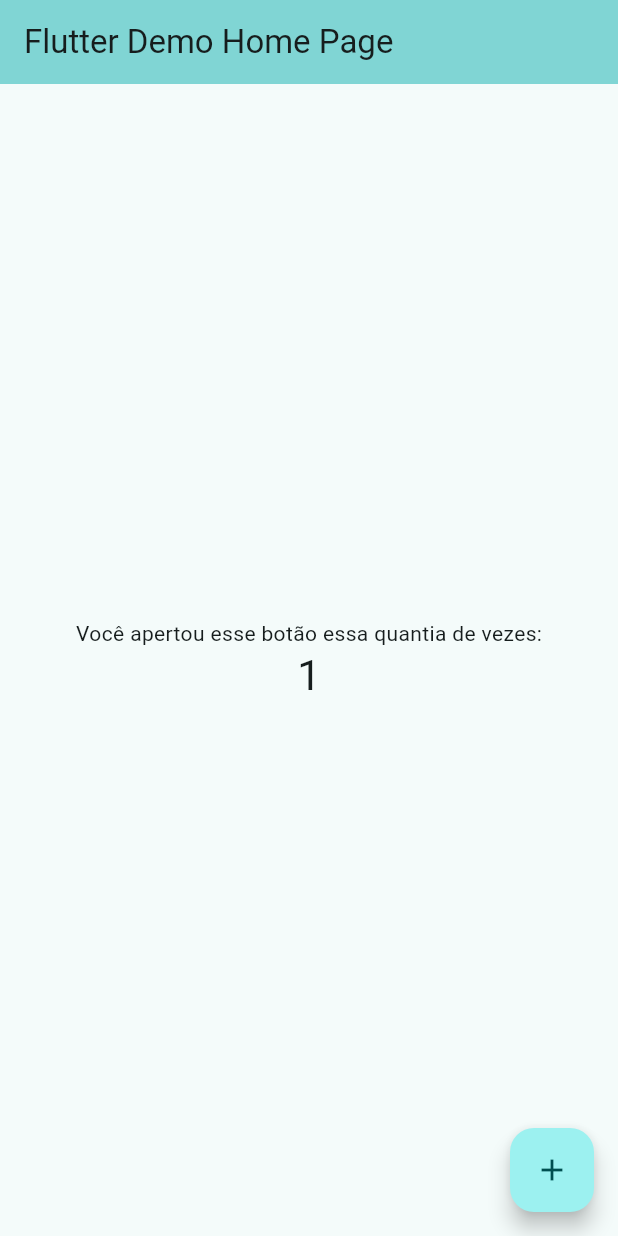
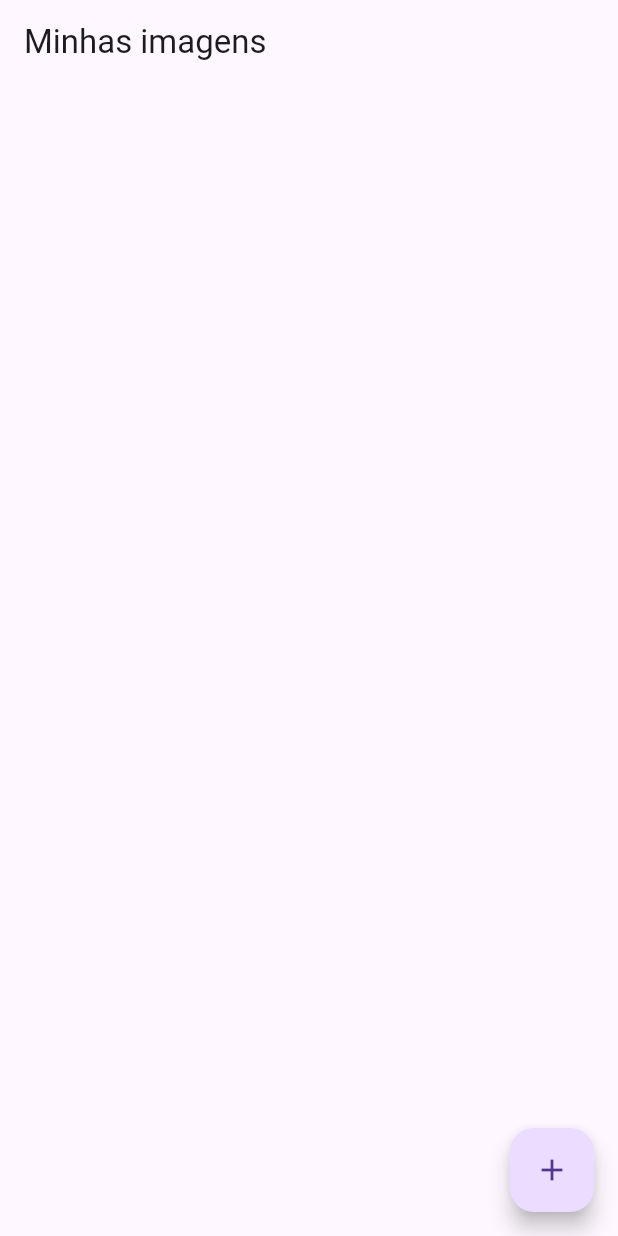
Before and after one commit to LucasKiller/ECM252, a Flutter app: the screen it shows after launch, after a tap on the "add" icon, on a phone screen of 412 x 824 dp. Run offline on Flutter 3.47's test engine with Material 3 defaults, Android fonts, the phone set to English and light mode, and no system bars.

Commit message:
corrigindo a pasta do flutter

```diff
--- a/flutter/exibe_imagens/lib/main.dart
+++ b/flutter/exibe_imagens/lib/main.dart
@@ -1,124 +1,7 @@
 import 'package:flutter/material.dart';
+import 'src/app.dart';
 
 void main() {
-  runApp(const MyApp());
+  var app = App();
+  runApp(app);
 }
-
-class MyApp extends StatelessWidget {
-  const MyApp({super.key});
-
-  // This widget is the root of your application.
-  @override
-  Widget build(BuildContext context) {
-    return MaterialApp(
-      title: 'Flutter Demo',
-      theme: ThemeData(
-        // This is the theme of your application.
-        //
-        // TRY THIS: Try running your application with "flutter run". You'll see
-        // the application has a purple toolbar. Then, without quitting the app,
-        // try changing the seedColor in the colorScheme below to Colors.green
-        // and then invoke "hot reload" (save your changes or press the "hot
-        // reload" button in a Flutter-supported IDE, or press "r" if you used
-        // the command line to start the app).
-        //
-        // Notice that the counter didn't reset back to zero; the application
-        // state is not lost during the reload. To reset the state, use hot
-        // restart instead.
-        //
-        // This works for code too, not just values: Most code changes can be
-        // tested with just a hot reload.
-        colorScheme: ColorScheme.fromSeed(
-          seedColor: const Color.fromARGB(255, 10, 163, 163),
-        ),
-      ),
-      home: const MyHomePage(title: 'Flutter Demo Home Page'),
-    );
-  }
-}
-
-class MyHomePage extends StatefulWidget {
-  const MyHomePage({super.key, required this.title});
-
-  // This widget is the home page of your application. It is stateful, meaning
-  // that it has a State object (defined below) that contains fields that affect
-  // how it looks.
-
-  // This class is the configuration for the state. It holds the values (in this
-  // case the title) provided by the parent (in this case the App widget) and
-  // used by the build method of the State. Fields in a Widget subclass are
-  // always marked "final".
-
-  final String title;
-
-  @override
-  State<MyHomePage> createState() => _MyHomePageState();
-}
-
-class _MyHomePageState extends State<MyHomePage> {
-  int _counter = 0;
-
-  void _incrementCounter() {
-    setState(() {
-      // This call to setState tells the Flutter framework that something has
-      // changed in this State, which causes it to rerun the build method below
-      // so that the display can reflect the updated values. If we changed
-      // _counter without calling setState(), then the build method would not be
-      // called again, and so nothing would appear to happen.
-      _counter++;
-    });
-  }
-
-  @override
-  Widget build(BuildContext context) {
-    // This method is rerun every time setState is called, for instance as done
-    // by the _incrementCounter method above.
-    //
-    // The Flutter framework has been optimized to make rerunning build methods
-    // fast, so that you can just rebuild anything that needs updating rather
-    // than having to individually change instances of widgets.
-    return Scaffold(
-      appBar: AppBar(
-        // TRY THIS: Try changing the color here to a specific color (to
-        // Colors.amber, perhaps?) and trigger a hot reload to see the AppBar
-        // change color while the other colors stay the same.
-        backgroundColor: Theme.of(context).colorScheme.inversePrimary,
-        // Here we take the value from the MyHomePage object that was created by
-        // the App.build method, and use it to set our appbar title.
-        title: Text(widget.title),
-      ),
-      body: Center(
-        // Center is a layout widget. It takes a single child and positions it
-        // in the middle of the parent.
-        child: Column(
-          // Column is also a layout widget. It takes a list of children and
-          // arranges them vertically. By default, it sizes itself to fit its
-          // children horizontally, and tries to be as tall as its parent.
-          //
-          // Column has various properties to control how it sizes itself and
-          // how it positions its children. Here we use mainAxisAlignment to
-          // center the children vertically; the main axis here is the vertical
-          // axis because Columns are vertical (the cross axis would be
-          // horizontal).
-          //
-          // TRY THIS: Invoke "debug painting" (choose the "Toggle Debug Paint"
-          // action in the IDE, or press "p" in the console), to see the
-          // wireframe for each widget.
-          mainAxisAlignment: MainAxisAlignment.center,
-          children: <Widget>[
-            const Text('Você apertou esse botão essa quantia de vezes:'),
-            Text(
-              '$_counter',
-              style: Theme.of(context).textTheme.headlineMedium,
-            ),
-          ],
-        ),
-      ),
-      floatingActionButton: FloatingActionButton(
-        onPressed: _incrementCounter,
-        tooltip: 'Increment',
-        child: const Icon(Icons.add),
-      ), // This trailing comma makes auto-formatting nicer for build methods.
-    );
-  }
-}
--- /dev/null
+++ b/flutter/exibe_imagens/lib/src/app.dart
@@ -0,0 +1,19 @@
+import 'package:flutter/material.dart';
+
+class App extends StatelessWidget {
+  @override
+  Widget build(BuildContext context) {
+    return MaterialApp(
+      home: Scaffold(
+        appBar: AppBar(
+          title: const Text("Minhas imagens"),
+        ),
+        floatingActionButton: FloatingActionButton(
+            child: const Icon(Icons.add),
+            onPressed: () {
+              print('Estou no arquivo app.dart!');
+            }),
+      ),
+    );
+  }
+}
```
Also changed, not shown: flutter/exibe_imagens/pubspec.yaml (+7 -6 lines), flutter/exibe_imagens/pubspec.lock, 36 other files.
